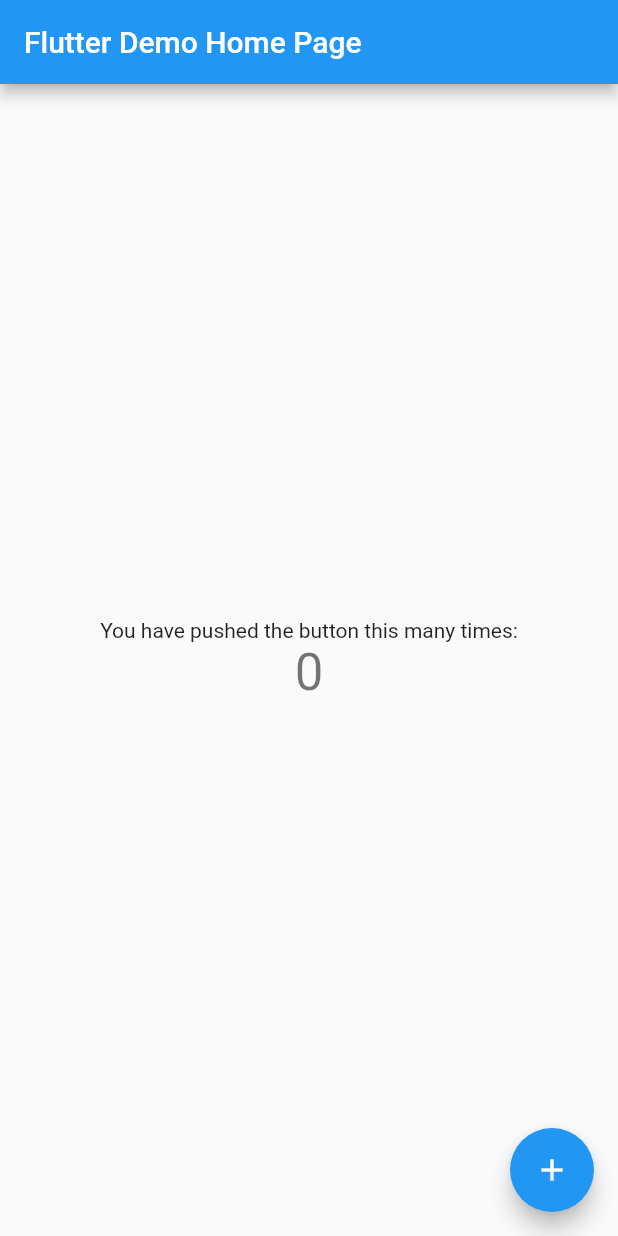
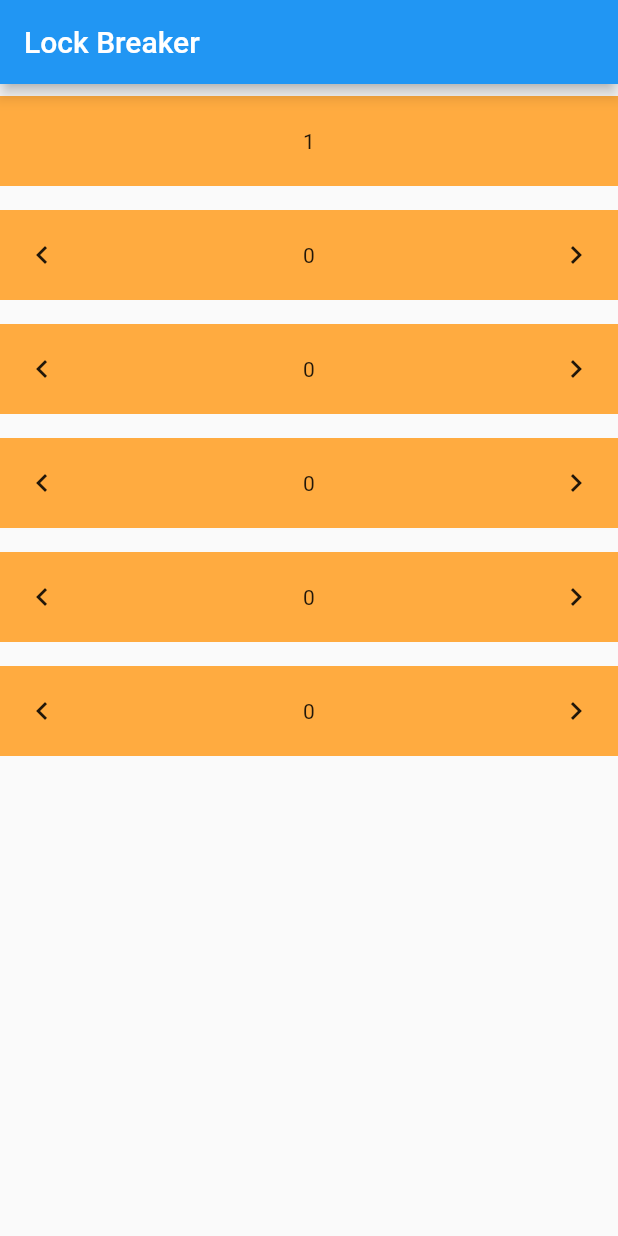
Before and after one commit to jcgadiane/lockbreaker_app, a Flutter app: the screen it shows after launch, on a phone screen of 412 x 824 dp. Run offline on Flutter 3.47's test engine with Material 2 defaults, Android fonts, the phone set to English and light mode, and no system bars.

Commit message:
End of Video 1

```diff
--- a/lib/main.dart
+++ b/lib/main.dart
@@ -5,109 +5,123 @@
 }
 
 class MyApp extends StatelessWidget {
-  // This widget is the root of your application.
   @override
   Widget build(BuildContext context) {
     return MaterialApp(
       title: 'Flutter Demo',
       theme: ThemeData(
-        // This is the theme of your application.
-        //
-        // Try running your application with "flutter run". You'll see the
-        // application has a blue toolbar. Then, without quitting the app, try
-        // changing the primarySwatch below to Colors.green and then invoke
-        // "hot reload" (press "r" in the console where you ran "flutter run",
-        // or simply save your changes to "hot reload" in a Flutter IDE).
-        // Notice that the counter didn't reset back to zero; the application
-        // is not restarted.
         primarySwatch: Colors.blue,
       ),
-      home: MyHomePage(title: 'Flutter Demo Home Page'),
+      home: MyHomePage(),
     );
   }
 }
 
 class MyHomePage extends StatefulWidget {
-  MyHomePage({Key? key, required this.title}) : super(key: key);
-
-  // This widget is the home page of your application. It is stateful, meaning
-  // that it has a State object (defined below) that contains fields that affect
-  // how it looks.
-
-  // This class is the configuration for the state. It holds the values (in this
-  // case the title) provided by the parent (in this case the App widget) and
-  // used by the build method of the State. Fields in a Widget subclass are
-  // always marked "final".
-
-  final String title;
+  MyHomePage({Key? key}) : super(key: key);
 
   @override
   _MyHomePageState createState() => _MyHomePageState();
 }
 
 class _MyHomePageState extends State<MyHomePage> {
-  int _counter = 0;
+  @override
+  Widget build(BuildContext context) {
+    return Scaffold(
+        appBar: AppBar(
+          title: Text("Lock Breaker"),
+        ),
+        body: Column(
+          children: [
+            const NumberHolder(
+              content: "1",
+            ),
+            IncrementalNumberHolder(),
+            IncrementalNumberHolder(),
+            IncrementalNumberHolder(),
+            IncrementalNumberHolder(),
+            IncrementalNumberHolder(),
+          ],
+        ));
+  }
+}
 
-  void _incrementCounter() {
-    setState(() {
-      // This call to setState tells the Flutter framework that something has
-      // changed in this State, which causes it to rerun the build method below
-      // so that the display can reflect the updated values. If we changed
-      // _counter without calling setState(), then the build method would not be
-      // called again, and so nothing would appear to happen.
-      _counter++;
-    });
+class NumberHolder extends StatelessWidget {
+  final dynamic content;
+  const NumberHolder({Key? key, this.content}) : super(key: key);
+  @override
+  Widget build(BuildContext context) {
+    return Container(
+      margin: const EdgeInsets.symmetric(vertical: 8),
+      padding: const EdgeInsets.all(4),
+      constraints: const BoxConstraints(minHeight: 60),
+      width: double.infinity,
+      color: Colors.orangeAccent,
+      child: Center(
+        child: Text(
+          "$content",
+          textAlign: TextAlign.center,
+        ),
+      ),
+    );
   }
+}
+
+class IncrementalNumberHolder extends StatefulWidget {
+  final int startingValue;
+  const IncrementalNumberHolder({Key? key, this.startingValue = 0})
+      : super(key: key);
+
+  @override
+  _IncrementalNumberHolderState createState() =>
+      _IncrementalNumberHolderState();
+}
+
+class _IncrementalNumberHolderState extends State<IncrementalNumberHolder> {
+  @override
+  void initState() {
+    currentValue = widget.startingValue;
+    super.initState();
+  }
+
+  late int currentValue;
 
   @override
   Widget build(BuildContext context) {
-    // This method is rerun every time setState is called, for instance as done
-    // by the _incrementCounter method above.
-    //
-    // The Flutter framework has been optimized to make rerunning build methods
-    // fast, so that you can just rebuild anything that needs updating rather
-    // than having to individually change instances of widgets.
-    return Scaffold(
-      appBar: AppBar(
-        // Here we take the value from the MyHomePage object that was created by
-        // the App.build method, and use it to set our appbar title.
-        title: Text(widget.title),
+    return Container(
+      margin: const EdgeInsets.symmetric(vertical: 8),
+      padding: const EdgeInsets.all(4),
+      width: double.infinity,
+      color: Colors.orangeAccent,
+      constraints: const BoxConstraints(minHeight: 60),
+      child: Row(
+        children: [
+          IconButton(
+              onPressed: () {
+                setState(() {
+                  currentValue--;
+                });
+              },
+              icon: const Icon(
+                Icons.chevron_left,
+              )),
+          Expanded(
+            child: Text(
+              "$currentValue",
+              textAlign: TextAlign.center,
+            ),
+          ),
+          IconButton(
+              onPressed: () {
+                setState(() {
+                  currentValue++;
+                });
+              },
+              icon: const Icon(
+                Icons.chevron_right,
+              )),
+        ],
       ),
-      body: Center(
-        // Center is a layout widget. It takes a single child and positions it
-        // in the middle of the parent.
-        child: Column(
-          // Column is also a layout widget. It takes a list of children and
-          // arranges them vertically. By default, it sizes itself to fit its
-          // children horizontally, and tries to be as tall as its parent.
-          //
-          // Invoke "debug painting" (press "p" in the console, choose the
-          // "Toggle Debug Paint" action from the Flutter Inspector in Android
-          // Studio, or the "Toggle Debug Paint" command in Visual Studio Code)
-          // to see the wireframe for each widget.
-          //
-          // Column has various properties to control how it sizes itself and
-          // how it positions its children. Here we use mainAxisAlignment to
-          // center the children vertically; the main axis here is the vertical
-          // axis because Columns are vertical (the cross axis would be
-          // horizontal).
-          mainAxisAlignment: MainAxisAlignment.center,
-          children: <Widget>[
-            Text(
-              'You have pushed the button this many times:',
-            ),
-            Text(
-              '$_counter',
-              style: Theme.of(context).textTheme.headline4,
-            ),
-          ],
-        ),
-      ),
-      floatingActionButton: FloatingActionButton(
-        onPressed: _incrementCounter,
-        tooltip: 'Increment',
-        child: Icon(Icons.add),
-      ), // This trailing comma makes auto-formatting nicer for build methods.
     );
   }
 }
```
